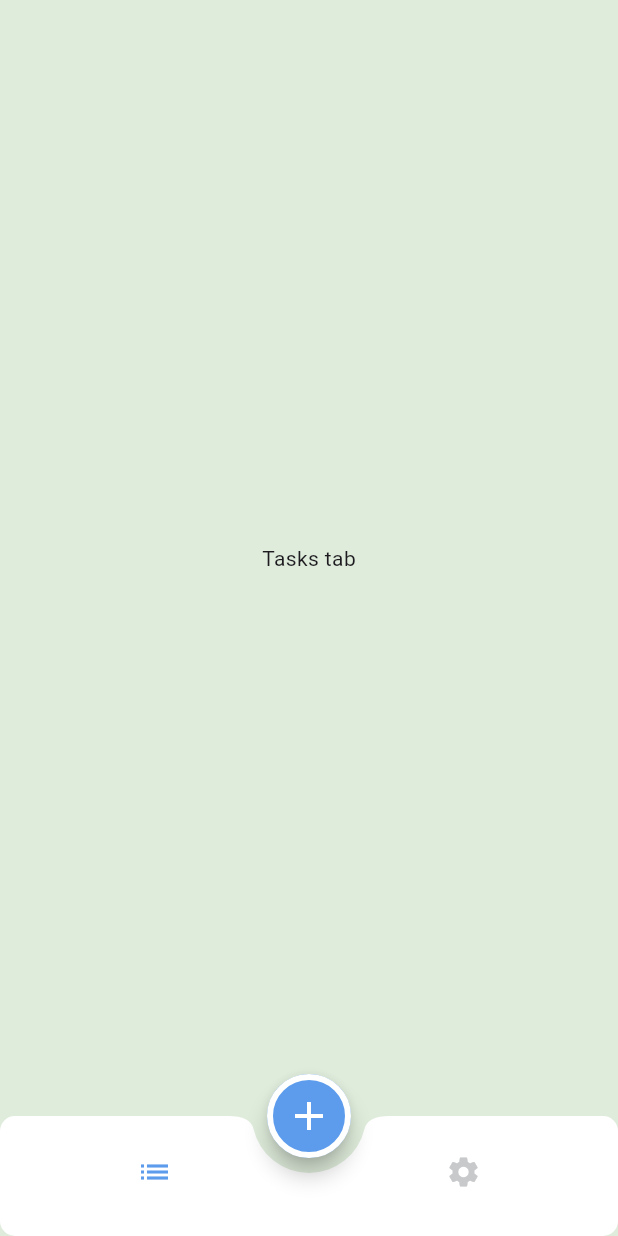
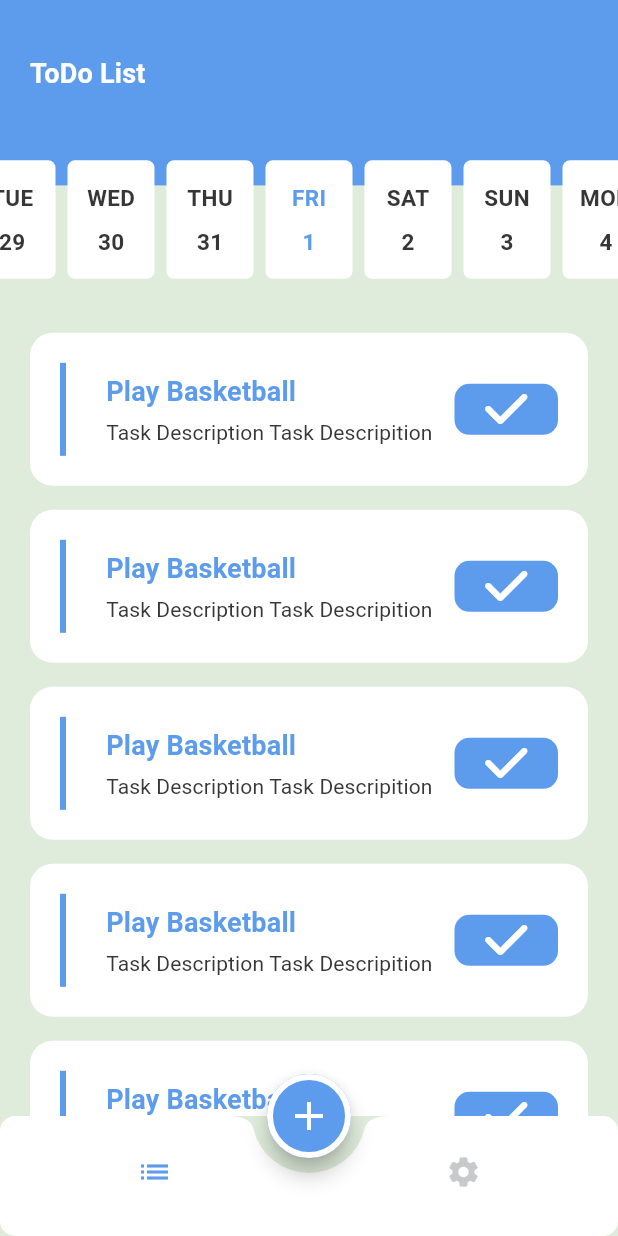
Before and after one commit to MostafaGaber135/todo_app, a Flutter app: the screen it shows after launch, on a phone screen of 412 x 824 dp. Run offline on Flutter 3.47's test engine with Material 3 defaults, Android fonts, the phone set to English and light mode, and no system bars; drawn by our look-alikes of easy_date_timeline; our stand-ins replace font_awesome_flutter.

Commit message:
Finish tasks tab UI

```diff
--- a/lib/app_theme.dart
+++ b/lib/app_theme.dart
@@ -30,6 +30,18 @@ class AppTheme {
         ),
       ),
     ),
+    textTheme: const TextTheme(
+      titleMedium: TextStyle(
+        fontSize: 18,
+        fontWeight: FontWeight.bold,
+        color: black,
+      ),
+      titleSmall: TextStyle(
+        fontSize: 14,
+        fontWeight: FontWeight.w400,
+        color: black,
+      ),
+    ),
   );
   static ThemeData darkTheme = ThemeData();
 }
--- /dev/null
+++ b/lib/tabs/tasks/task_item.dart
@@ -0,0 +1,77 @@
+import 'package:flutter/material.dart';
+import 'package:font_awesome_flutter/font_awesome_flutter.dart';
+import 'package:todo_app/app_theme.dart';
+
+class TaskItem extends StatefulWidget {
+  const TaskItem({super.key});
+
+  @override
+  State<TaskItem> createState() => _TaskItemState();
+}
+
+class _TaskItemState extends State<TaskItem> {
+  @override
+  Widget build(BuildContext context) {
+    TextTheme textTheme = Theme.of(context).textTheme;
+    return Container(
+      margin: const EdgeInsets.symmetric(
+        vertical: 8,
+        horizontal: 20,
+      ),
+      padding: const EdgeInsets.all(
+        20,
+      ),
+      decoration: BoxDecoration(
+          color: AppTheme.white,
+          borderRadius: BorderRadius.circular(
+            15,
+          )),
+      child: Row(
+        mainAxisAlignment: MainAxisAlignment.spaceBetween,
+        children: [
+          Container(
+            height: 62,
+            width: 4,
+            margin: const EdgeInsetsDirectional.only(
+              end: 12,
+            ),
+            color: AppTheme.primary,
+          ),
+          Column(
+            crossAxisAlignment: CrossAxisAlignment.start,
+            children: [
+              Text(
+                'Play Basketball',
+                style: textTheme.titleMedium?.copyWith(
+                  color: AppTheme.primary,
+                ),
+              ),
+              const SizedBox(
+                height: 4,
+              ),
+              Text(
+                'Task Description Task Descripition',
+                style: textTheme.titleSmall,
+              ),
+            ],
+          ),
+          Container(
+            height: 34,
+            width: 69,
+            decoration: BoxDecoration(
+              color: AppTheme.primary,
+              borderRadius: BorderRadius.circular(
+                10,
+              ),
+            ),
+            child: const Icon(
+              FontAwesomeIcons.check,
+              color: AppTheme.white,
+              size: 32,
+            ),
+          ),
+        ],
+      ),
+    );
+  }
+}
--- a/lib/tabs/tasks/tasks_tab.dart
+++ b/lib/tabs/tasks/tasks_tab.dart
@@ -1,14 +1,112 @@
+import 'package:easy_date_timeline/easy_date_timeline.dart';
 import 'package:flutter/material.dart';
+import 'package:todo_app/app_theme.dart';
+import 'package:todo_app/tabs/tasks/task_item.dart';
 
 class TasksTab extends StatelessWidget {
   const TasksTab({super.key});
 
   @override
   Widget build(BuildContext context) {
-    return const Center(
-      child: Text(
-        'Tasks tab',
-      ),
+    double screenHeight = MediaQuery.sizeOf(context).height;
+    return Column(
+      children: [
+        Stack(
+          children: [
+            Container(
+              height: screenHeight * 0.15,
+              width: double.infinity,
+              color: AppTheme.primary,
+            ),
+            PositionedDirectional(
+              top: 35,
+              start: 20,
+              child: SafeArea(
+                child: Text(
+                  'ToDo List',
+                  style: Theme.of(context).textTheme.titleMedium?.copyWith(
+                        color: AppTheme.white,
+                      ),
+                ),
+              ),
+            ),
+            Padding(
+              padding: EdgeInsets.only(
+                top: screenHeight * 0.12,
+              ),
+              child: EasyInfiniteDateTimeLine(
+                firstDate: DateTime.now().subtract(
+                  const Duration(
+                    days: 365,
+                  ),
+                ),
+                focusDate: DateTime.now(),
+                lastDate: DateTime.now().add(
+                  const Duration(
+                    days: 365,
+                  ),
+                ),
+                showTimelineHeader: false,
+                dayProps: const EasyDayProps(
+                  height: 79,
+                  width: 58,
+                  dayStructure: DayStructure.dayStrDayNum,
+                  activeDayStyle: DayStyle(
+                    decoration: BoxDecoration(
+                      color: AppTheme.white,
+                      borderRadius: BorderRadius.all(
+                        Radius.circular(
+                          5,
+                        ),
+                      ),
+                    ),
+                    dayNumStyle: TextStyle(
+                      fontSize: 15,
+                      fontWeight: FontWeight.bold,
+                      color: AppTheme.primary,
+                    ),
+                    dayStrStyle: TextStyle(
+                      fontSize: 15,
+                      fontWeight: FontWeight.bold,
+                      color: AppTheme.primary,
+                    ),
+                  ),
+                  inactiveDayStyle: DayStyle(
+                    decoration: BoxDecoration(
+                      color: AppTheme.white,
+                      borderRadius: BorderRadius.all(
+                        Radius.circular(
+                          5,
+                        ),
+                      ),
+                    ),
+                    dayNumStyle: TextStyle(
+                      fontSize: 15,
+                      fontWeight: FontWeight.bold,
+                      color: AppTheme.black,
+                    ),
+                    dayStrStyle: TextStyle(
+                      fontSize: 15,
+                      fontWeight: FontWeight.bold,
+                      color: AppTheme.black,
+                    ),
+                  ),
+                ),
+              ),
+            ),
+          ],
+        ),
+        Expanded(
+          child: ListView.builder(
+            physics: const BouncingScrollPhysics(),
+            padding: const EdgeInsets.only(
+              top: 20,
+            ),
+            itemBuilder: (_, index) => const TaskItem(),
+            itemCount: 10,
+          ),
+        ),
+      ],
     );
   }
 }
```
Also changed, not shown: pubspec.yaml (+1 -6 lines), pubspec.lock.
